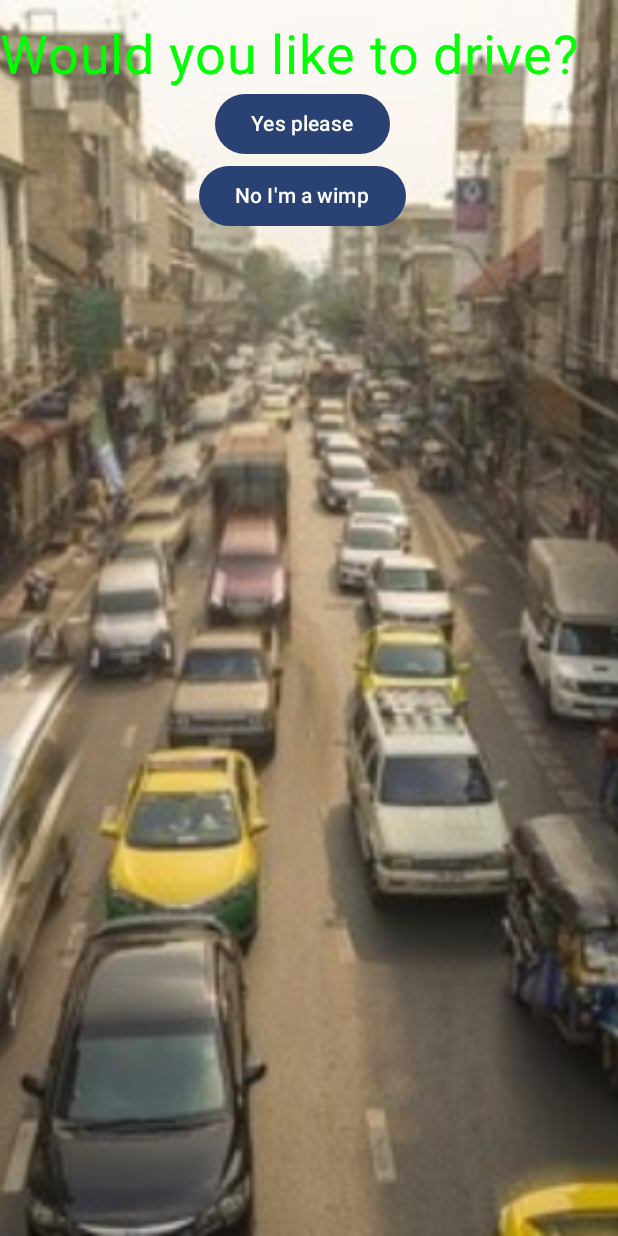
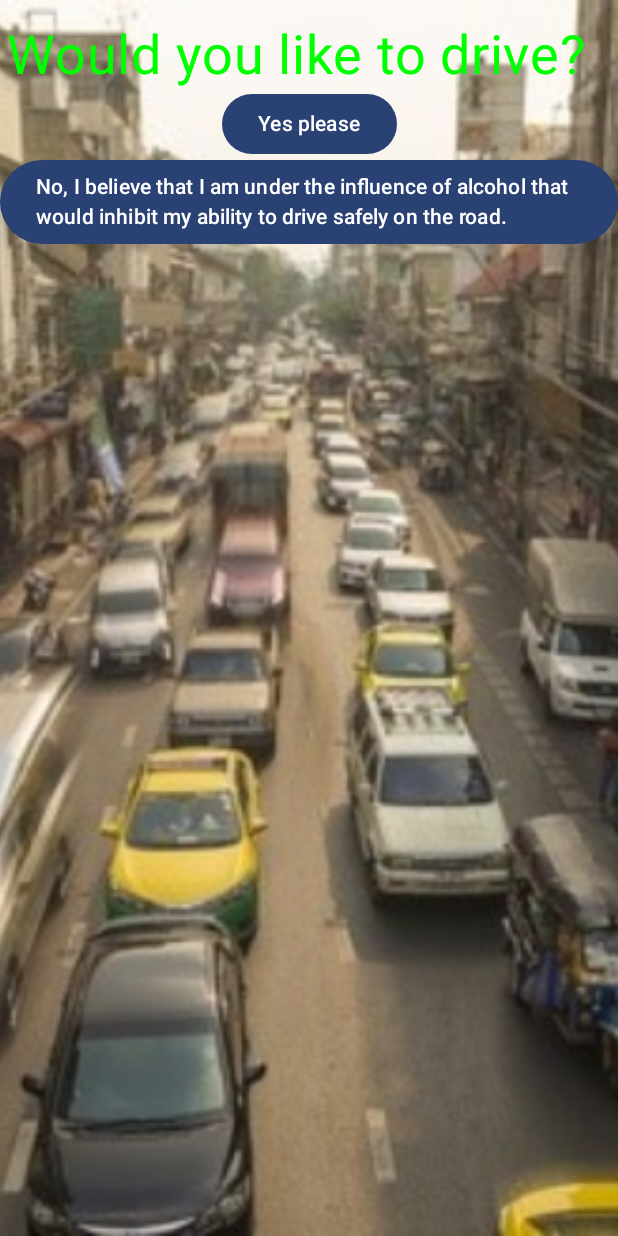
Before and after one commit to LeightonGinty/AlcoGotchi, an Android app built with Jetpack Compose: the MainActivity screen opened directly, with no data from a screen before it, after a tap on "Start Driving", on a phone screen of 412 x 824 dp. Run offline under Robolectric (Android 15) with nearby library versions, the phone set to English and light mode, and no system bars; network calls fail; 1 statement that could not run was skipped.

Commit message:
Design changes

```diff
--- a/app/src/main/java/com/example/alcagotchi/DrinkingActivity.kt
+++ b/app/src/main/java/com/example/alcagotchi/DrinkingActivity.kt
@@ -201,6 +201,9 @@ fun DrinkingOptions(viewModel: DrinkingViewModel, modifier: Modifier = Modifier)
                 text = "Drink Lemonade"
             )
         }
+        Button(onClick = { context.finish() }) {
+            Text("Go back")
+        }
     }
 }
 
@@ -219,9 +222,6 @@ fun DrinkingGreeting(message: String, modifier: Modifier = Modifier) {
 
 
         )
-        Button(onClick = { context.finish() }) {
-            Text("Go back")
-        }
         DrinkingOptions(viewModel = DrinkingViewModel())
     }
 }
--- a/app/src/main/java/com/example/alcagotchi/DrivingActivity.kt
+++ b/app/src/main/java/com/example/alcagotchi/DrivingActivity.kt
@@ -117,7 +117,7 @@ fun DrivingOptions(viewModel: DrivingViewModel, modifier: Modifier = Modifier) {
             Text("Yes please")
         }
         Button(onClick = { context.finish() }) {
-            Text("No I'm a wimp")
+            Text("No, I believe that I am under the influence of alcohol that would inhibit my ability to drive safely on the road.")
         }
     }
 }
--- a/app/src/main/java/com/example/alcagotchi/MainActivity.kt
+++ b/app/src/main/java/com/example/alcagotchi/MainActivity.kt
@@ -127,8 +127,8 @@ fun GreetingText(viewModel: MainViewModel, message: String, from: String, modifi
         if (!connecting) {
             Text(
                 text = message,
-                fontSize = 100.sp,
-                lineHeight = 116.sp,
+                fontSize = 50.sp,
+                lineHeight = 60.sp,
                 textAlign = TextAlign.Center,
                 color = Color(0xFF00FF00),
                 modifier = Modifier.padding(top = 16.dp)
@@ -136,6 +136,7 @@ fun GreetingText(viewModel: MainViewModel, message: String, from: String, modifi
             Text(
                 text = from,
                 fontSize = 36.sp,
+                lineHeight = 40.sp,
                 color = Color(0xFF00FF00),
                 modifier = Modifier
                     .padding(top = 16.dp)
--- a/app/src/main/res/values/strings.xml
+++ b/app/src/main/res/values/strings.xml
@@ -4,8 +4,8 @@
     <string name="casino_name">Genting</string>
     <string name="back_button">Back</string>
 
-    <string name="signature_text">Mes Amigos\n</string>
-    <string name="happy_birthday_text">It\'s Boozing Time</string>
+    <string name="signature_text">What would you like to do?</string>
+    <string name="happy_birthday_text">Welcome to AlcaGotchi, The uni student equivalent of alcagotchi\n</string>
     <string name="welcome_to_casino">It\'s Genting Time</string>
     <string name="welcome_to_pub">Welcome to the pub</string>
 </resources>
```
Also changed, not shown: app/src/main/java/com/example/alcagotchi/PartyActivity.kt (+4 -4 lines).
